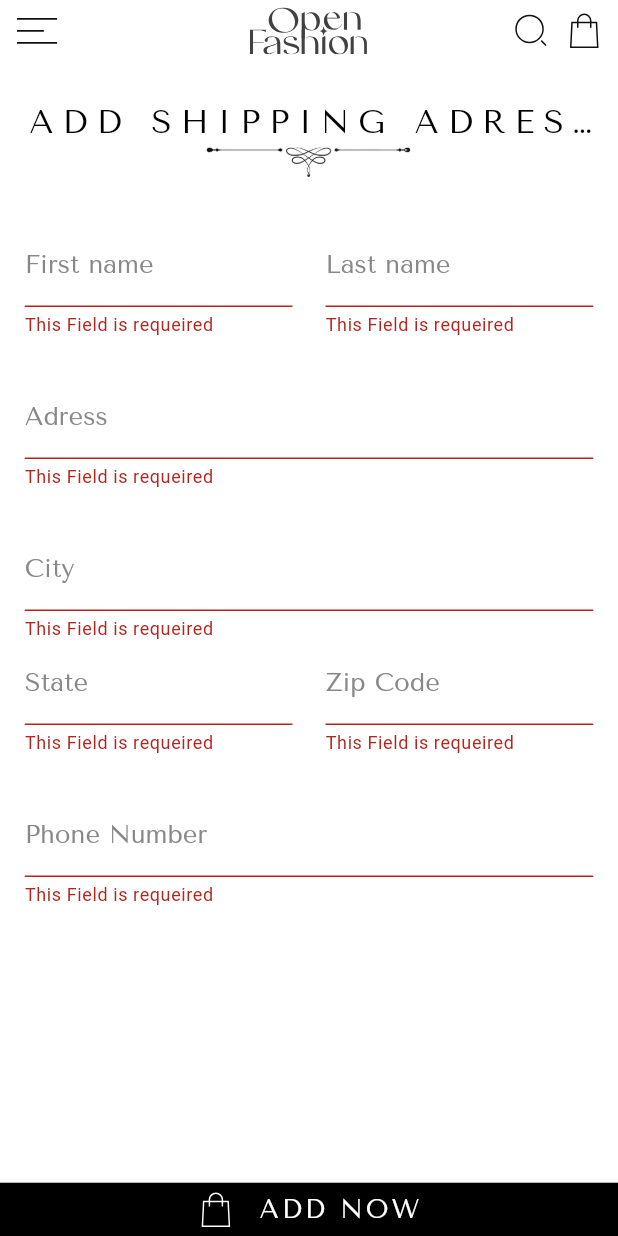
After one commit to YassineDvP25/open_fashion, a Flutter app: the ShippingAdress screen opened directly with sample values from the repository, after a tap on "ADD NOW", on a phone screen of 412 x 824 dp. The commit adds this screen. Run offline on Flutter 3.47's test engine with Material 3 defaults, Android fonts, the phone set to English and light mode, and no system bars; our stand-ins replace bloc, equatable, flutter_bloc, flutter_screenutil, flutter_svg, ionicons.

Commit message:
Cleanup unused assets and enhance shipping address flow

```diff
--- a/lib/core/widgets/header.dart
+++ b/lib/core/widgets/header.dart
@@ -13,7 +13,7 @@ class Header extends StatelessWidget {
     return Center(
       child: Column(
         children: [
-          CustomText(text: text, letterSpace: 6,color: Colors.black,fontSize: 23.sp,fontWeight: FontWeight.w400),
+          CustomText(text: text, letterSpace: 6,color: Colors.black,fontSize: 20.sp,fontWeight: FontWeight.w400),
           Image.asset('assets/images/divider2.png', width: 125.w,color: AppColors.mainBlack,),
         ],
       ),
--- /dev/null
+++ b/lib/features/chekout/ui/screens/shipping_adress.dart
@@ -0,0 +1,117 @@
+import 'package:flutter/material.dart';
+import 'package:flutter_screenutil/flutter_screenutil.dart';
+import 'package:open__fashion__app/core/helpers/spacing.dart';
+import 'package:open__fashion__app/core/widgets/custom_app_bar.dart';
+import 'package:open__fashion__app/core/widgets/header.dart';
+import 'package:open__fashion__app/features/chekout/ui/screens/place_order_screen.dart';
+import 'package:open__fashion__app/features/chekout/ui/widgets/checkout/checkout_bottom_screen_button.dart';
+import 'package:open__fashion__app/features/chekout/ui/widgets/shipping_adress_text_form_fields.dart';
+import 'package:open__fashion__app/features/home/data/product_model.dart';
+
+class ShippingAdress extends StatefulWidget {
+  final ProductModel productModel;
+  final int totalPrice;
+  final int productQuntity;
+
+  const ShippingAdress({
+    super.key,
+    required this.productModel,
+    required this.totalPrice,
+    required this.productQuntity,
+  });
+
+  @override
+  State<ShippingAdress> createState() => _ShippingAdressState();
+}
+
+class _ShippingAdressState extends State<ShippingAdress> {
+  GlobalKey<FormState> globalKey = GlobalKey();
+  final _firstName = TextEditingController();
+  final _lastName = TextEditingController();
+  final _address = TextEditingController();
+  final _city = TextEditingController();
+  final _state = TextEditingController();
+  final _zip = TextEditingController();
+  final _phone = TextEditingController();
+  FormState key = FormState();
+  @override
+  void dispose() {
+    _firstName.dispose();
+    _lastName.dispose();
+    _address.dispose();
+    _city.dispose();
+    _state.dispose();
+    _zip.dispose();
+    _phone.dispose();
+    super.dispose();
+  }
+
+  @override
+  Widget build(BuildContext context) {
+    return Scaffold(
+      appBar: CustomAppBar(isBlacke: false),
+
+      body: Column(
+        children: [
+          Expanded(
+            child: Padding(
+              padding: const EdgeInsets.symmetric(horizontal: 15.0).w,
+              child: Form(
+                key: globalKey,
+
+                child: SingleChildScrollView(
+                  child: Column(
+                    crossAxisAlignment: CrossAxisAlignment.start,
+
+                    children: [
+                      verticalSpace(25),
+                      Header(text: 'Add Shipping Adress'.toUpperCase()),
+                      verticalSpace(30),
+
+                      ShippingAdressTextFormFields(
+                        firstNameController: _firstName,
+                        lastNameController: _lastName,
+                        addressController: _address,
+                        cityController: _city,
+                        stateController: _state,
+                        zipCodeController: _zip,
+                        phoneController: _phone,
+                      ),
+                    ],
+                  ),
+                ),
+              ),
+            ),
+          ),
+
+          // //!Place Order button
+          CheckoutBottomScreenButton(
+            isSvgg: true,
+            text: 'Add Now',
+            onTap: () {
+              if (globalKey.currentState!.validate()) {
+                Navigator.push(
+                  context,
+                  MaterialPageRoute(
+                    builder: (context) => PlaceOrderScreen(
+                      productModel: widget.productModel,
+                      totalPrice: widget.totalPrice,
+                      productQuntity: widget.productQuntity,
+                      clientFirstName: _firstName.text,
+                      clientLastName: _lastName.text,
+                      adress: _address.text,
+                      city: _city.text,
+                      state: _state.text,
+                      zipCode: _zip.text,
+                      phoneNumber: _phone.text,
+                    ),
+                  ),
+                );
+              }
+            },
+          ),
+        ],
+      ),
+    );
+  }
+}
--- a/lib/features/chekout/ui/widgets/place_order/place_order_client_information.dart
+++ b/lib/features/chekout/ui/widgets/place_order/place_order_client_information.dart
@@ -5,13 +5,33 @@ import 'package:open__fashion__app/core/helpers/spacing.dart';
 import 'package:open__fashion__app/core/theming/colors/app_colors.dart';
 
 class PlaceOrderClientInformation extends StatelessWidget {
-  const PlaceOrderClientInformation({super.key});
+  final String clientFirstName;
+  final String clientLastName;
+  final String adress;
+  final String city;
+  final String state;
+  final String zipCode;
+  final String phoneNumber;
+  const PlaceOrderClientInformation({
+    super.key,
+    required this.clientFirstName,
+    required this.clientLastName,
+    required this.adress,
+    required this.city,
+    required this.state,
+    required this.zipCode,
+    required this.phoneNumber,
+  });
 
   @override
   Widget build(BuildContext context) {
-    return   Padding(
+    return Padding(
       padding: EdgeInsets.symmetric(horizontal: 10).w,
 
+      child: GestureDetector(
+        onTap: () {
+          Navigator.pop(context);
+        },
         child: Row(
           crossAxisAlignment: CrossAxisAlignment.center,
           children: [
@@ -21,27 +41,24 @@ class PlaceOrderClientInformation extends StatelessWidget {
 
               children: [
                 CustomText(
-                                    text: 'Iris Watson',
+                  text: '$clientFirstName $clientLastName',
                   color: AppColors.mainDarkGrey,
                   fontSize: 23,
                   fontWeight: FontWeight.w600,
                 ),
                 verticalSpace(5),
                 CustomText(
-                                    text: '606-3727 Ullamcorper.Street',
+                  text: '$adress $city ',
                   color: AppColors.grayScaleLabel,
                 ),
                 verticalSpace(3),
                 CustomText(
-                                    text: 'Roseville NH 11523',
+                  text: '$state $zipCode',
                   color: AppColors.grayScaleLabel,
                 ),
                 verticalSpace(3),
 
-                                  CustomText(
-                                    text: '(786) 713-8616',
-                                    color: AppColors.grayScaleLabel,
-                                  ),
+                CustomText(text: phoneNumber, color: AppColors.grayScaleLabel),
               ],
             ),
             Spacer(),
@@ -52,6 +69,7 @@ class PlaceOrderClientInformation extends StatelessWidget {
             ),
           ],
         ),
+      ),
     );
   }
 }
--- /dev/null
+++ b/lib/features/chekout/ui/widgets/shipping_adress_text_form_fields.dart
@@ -0,0 +1,135 @@
+import 'package:flutter/material.dart';
+import 'package:flutter_screenutil/flutter_screenutil.dart';
+import 'package:open__fashion__app/core/components/text.dart';
+import 'package:open__fashion__app/core/helpers/spacing.dart';
+import 'package:open__fashion__app/core/theming/colors/app_colors.dart';
+
+class ShippingAdressTextFormFields extends StatelessWidget {
+  final TextEditingController firstNameController;
+  final TextEditingController lastNameController;
+  final TextEditingController addressController;
+  final TextEditingController cityController;
+  final TextEditingController stateController;
+  final TextEditingController zipCodeController;
+  final TextEditingController phoneController;
+  const ShippingAdressTextFormFields({
+    super.key,
+    required this.firstNameController,
+    required this.lastNameController,
+    required this.addressController,
+    required this.cityController,
+    required this.stateController,
+    required this.zipCodeController,
+    required this.phoneController,
+  });
+
+  @override
+  Widget build(BuildContext context) {
+    return SingleChildScrollView(
+      child: Column(
+        crossAxisAlignment: CrossAxisAlignment.start,
+        children: [
+          Row(
+            children: [
+              Expanded(
+                child: TextFormField(
+                  validator: (value) {
+                    if (value!.isEmpty) {
+                      return 'This Field is requeired';
+                    }
+                  },
+
+                  controller: firstNameController,
+                  decoration: InputDecoration(label: labelText('First name')),
+                ),
+              ),
+              horizantalSpace(20),
+
+              Expanded(
+                child: TextFormField(
+                  validator: (value) {
+                    if (value!.isEmpty) {
+                      return 'This Field is requeired';
+                    }
+                  },
+                  controller: lastNameController,
+                  decoration: InputDecoration(label: labelText('Last name')),
+                ),
+              ),
+            ],
+          ),
+          verticalSpace(25),
+
+          TextFormField(
+            validator: (value) {
+              if (value!.isEmpty) {
+                return 'This Field is requeired';
+              }
+            },
+            controller: addressController,
+            decoration: InputDecoration(label: labelText('Adress')),
+          ),
+          verticalSpace(25),
+
+          TextFormField(
+            validator: (value) {
+              if (value!.isEmpty) {
+                return 'This Field is requeired';
+              }
+            },
+            controller: cityController,
+            decoration: InputDecoration(label: labelText('City')),
+          ),
+          Row(
+            children: [
+              Expanded(
+                child: TextFormField(
+                  validator: (value) {
+                    if (value!.isEmpty) {
+                      return 'This Field is requeired';
+                    }
+                  },
+                  controller: stateController,
+                  decoration: InputDecoration(label: labelText('State')),
+                ),
+              ),
+              horizantalSpace(20),
+
+              Expanded(
+                child: TextFormField(
+                  validator: (value) {
+                    if (value!.isEmpty) {
+                      return 'This Field is requeired';
+                    }
+                  },
+                  controller: zipCodeController,
+                  decoration: InputDecoration(label: labelText('Zip Code')),
+                ),
+              ),
+            ],
+          ),
+          verticalSpace(25),
+
+          TextFormField(
+            validator: (value) {
+              if (value!.isEmpty) {
+                return 'This Field is requeired';
+              }
+            },
+            controller: phoneController,
+            decoration: InputDecoration(label: labelText('Phone Number')),
+            keyboardType: TextInputType.phone,
+          ),
+        ],
+      ),
+    );
+  }
+
+  Widget labelText(text) {
+    return CustomText(
+      text: text,
+      color: AppColors.grayScaleHoder,
+      fontSize: 17,
+    );
+  }
+}
```
Also changed, not shown: lib/features/chekout/ui/screens/checkout_screen.dart (+5 -9 lines), lib/features/chekout/ui/screens/place_order_screen.dart (+69 -20 lines), lib/features/chekout/ui/widgets/place_order/place_order_methode_container.dart (+21 -3 lines), assets/images/4aa0ac90-e7cd-474e-86e0-a5f6114442c6.jpeg (deleted), assets/images/7f3064b2-ca20-458e-8400-32fbf29a1248.jpeg (deleted), assets/images/Black.jpeg (deleted), assets/images/Love the hats _).jpeg (deleted), assets/images/Sexy Cowgirl.jpeg (deleted), assets/images/c0d9b952-a1dc-4d13-9bdd-b2e04cedb0d2.jpeg (deleted), assets/images/d77f5202-7cdb-47d8-998a-f7d6a237e924.jpeg (deleted), assets/images/fb4090d1-c4ca-4f76-a48a-ddf5b7a9c965.jpeg (deleted), assets/images/topcover.jpeg (deleted), assets/images/topcover2.jpeg (deleted), assets/images/topcover3.jpeg (deleted), 2 more files. Lines whose indentation alone changed are shown as unchanged.
